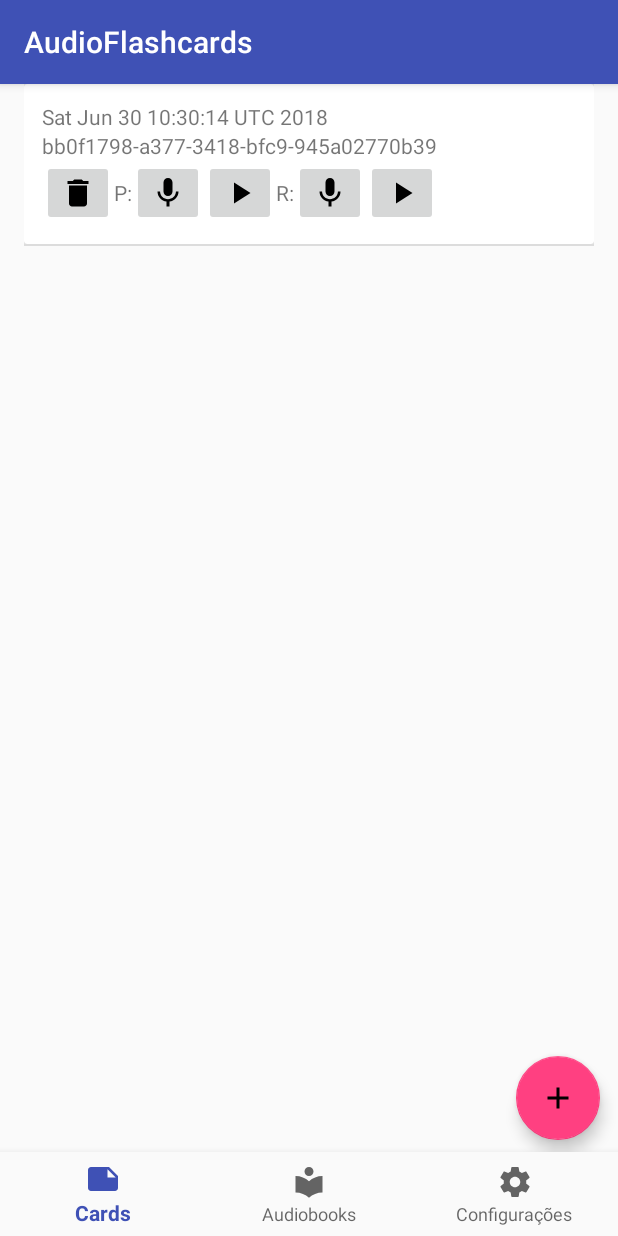
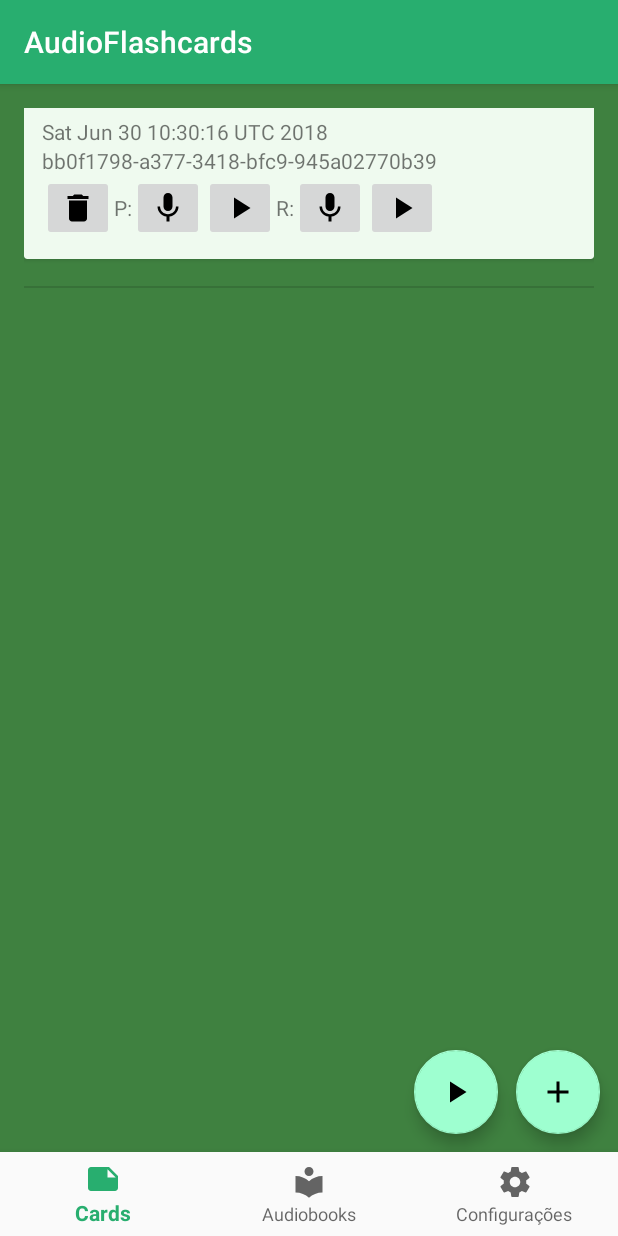
Before and after one commit to rpagliuca/android-audio-flashcards, an Android app: the screen it shows after launch (CardsActivity), after a tap on an icon or button, on a phone screen of 412 x 824 dp. Run offline under Robolectric (Android 15) with nearby library versions, the phone set to English and light mode, and no system bars; our stand-ins replace Room's generated code.

Commit message:
feat: Layout change

```diff
--- a/app/src/main/java/br/com/devser/audioflashcards/business/AudioRecord.java
+++ b/app/src/main/java/br/com/devser/audioflashcards/business/AudioRecord.java
@@ -82,7 +82,9 @@ public class AudioRecord {
         mRecorder = new MediaRecorder();
         mRecorder.setAudioSource(MediaRecorder.AudioSource.MIC);
         mRecorder.setOutputFormat(MediaRecorder.OutputFormat.THREE_GPP);
+//        mRecorder.setOutputFormat(MediaRecorder.OutputFormat.MPEG_4);
         mRecorder.setOutputFile(mFileName);
+//        mRecorder.setAudioEncoder(MediaRecorder.AudioEncoder.AAC_ELD);
         mRecorder.setAudioEncoder(MediaRecorder.AudioEncoder.AMR_NB);
 
         try {
--- a/app/src/main/java/br/com/devser/audioflashcards/business/CardAdapter.java
+++ b/app/src/main/java/br/com/devser/audioflashcards/business/CardAdapter.java
@@ -52,10 +52,10 @@ public class CardAdapter extends BaseAdapter {
         final AudioRecord audioRecordAnswer = new AudioRecord(act, card.getId() + "_answer");
 
         /* Print values */
-        if (card.getDate() != null) {
-            ((TextView) view.findViewById(R.id.date)).setText(card.getDate().toString());
+        if (card.getDateCreated() != null) {
+            ((TextView) view.findViewById(R.id.date)).setText(card.getDateCreated().toString());
         }
-        ((TextView) view.findViewById(R.id.note)).setText(card.getNote());
+        ((TextView) view.findViewById(R.id.note)).setText(card.getTextNote());
 
         /* Delete button */
         (view.findViewById(R.id.btn_delete)).setOnClickListener(new View.OnClickListener() {
--- a/app/src/main/java/br/com/devser/audioflashcards/business/CardPlayer.java
+++ b/app/src/main/java/br/com/devser/audioflashcards/business/CardPlayer.java
@@ -43,6 +43,9 @@ public class CardPlayer  {
 
     public void playNext() {
         refreshDb();
+        if (cards.size() == 0) {
+            return;
+        }
         if (currentCardId == null | currentAudioType == null) {
             currentListPos = 0;
             currentAudioType = "question";
@@ -61,6 +64,9 @@ public class CardPlayer  {
 
     public void playPrevious() {
         refreshDb();
+        if (cards.size() == 0) {
+            return;
+        }
         if (currentCardId == null | currentAudioType == null) {
             currentListPos = cards.size() - 1;
             currentAudioType = "question";
@@ -80,11 +86,20 @@ public class CardPlayer  {
         if (currentCardId == null | currentAudioType == null) {
             return;
         }
+        if (cards.size() == 0) {
+            return;
+        }
         this.playFile(this.getFilename(this.currentCardId, this.currentAudioType));
     }
 
     private void refreshDb() {
         this.cards = db.cardDao().getAll();
+        if (this.cards.size() == 0) {
+            this.currentListPos = null;
+        }
+        if (this.currentListPos != null) {
+            this.currentListPos = this.currentListPos % cards.size();
+        }
     }
 
     public void playFile(String fileName) {
--- a/app/src/main/java/br/com/devser/audioflashcards/controller/CardsActivity.java
+++ b/app/src/main/java/br/com/devser/audioflashcards/controller/CardsActivity.java
@@ -29,6 +29,7 @@ public class CardsActivity extends BaseActivity {
 
     private static final String LOG_TAG = "CardsActivity";
     public AppDatabase db;
+    public MediaButtonIntentReceiver mMediaButtonReceiver;
 
     @Override
     public int getContentViewId() {
@@ -57,11 +58,18 @@ public class CardsActivity extends BaseActivity {
             public void onClick(View v) {
                 Card card = new Card();
                 card.setId(UUID.randomUUID().toString());
-                card.setNote(card.getId());
-                card.setDate(Calendar.getInstance().getTime());
+                card.setTextNote(card.getId());
+                card.setDateCreated(Calendar.getInstance().getTime());
                 db.cardDao().insertAll(card);
                 refreshList();
+                            }
+        });
 
+        /* Play button */
+        findViewById(R.id.fab2).setOnClickListener( new View.OnClickListener() {
+            @Override
+            public void onClick(View v) {
+                mMediaButtonReceiver.triggerClick(v.getContext());
             }
         });
 
@@ -75,7 +83,7 @@ public class CardsActivity extends BaseActivity {
         IntentFilter mediaFilter = new IntentFilter(Intent.ACTION_MEDIA_BUTTON);
         mediaFilter.setPriority(IntentFilter.SYSTEM_HIGH_PRIORITY);
         /* Intent receiver */
-        MediaButtonIntentReceiver mMediaButtonReceiver = new MediaButtonIntentReceiver();
+        mMediaButtonReceiver = new MediaButtonIntentReceiver();
         registerReceiver(mMediaButtonReceiver, mediaFilter);
         /* Second attempt */
         AudioManager mAudioManager = (AudioManager) getBaseContext().getSystemService(Context.AUDIO_SERVICE);
--- a/app/src/main/java/br/com/devser/audioflashcards/controller/MediaButtonIntentReceiver.java
+++ b/app/src/main/java/br/com/devser/audioflashcards/controller/MediaButtonIntentReceiver.java
@@ -37,6 +37,15 @@ public class MediaButtonIntentReceiver extends BroadcastReceiver {
             int action = event.getAction();
             if (action == KeyEvent.ACTION_DOWN) {
                 log("onKeyDown");
+                triggerClick(context);
+
+            }
+        }
+
+    }
+
+    public void triggerClick(final Context context)
+    {
         Long elapsedTime;
         if (lastTime == null) {
             lastTime = System.currentTimeMillis();
@@ -49,7 +58,6 @@ public class MediaButtonIntentReceiver extends BroadcastReceiver {
             handler.removeCallbacksAndMessages(null);
         }
         clickCount++;
-                log("Key pressed (" + clickCount + "): " + event.getKeyCode());
         handler.postDelayed(
                 new Runnable() {
                     public void run() {
@@ -59,10 +67,6 @@ public class MediaButtonIntentReceiver extends BroadcastReceiver {
                 },
                 MAX_ELAPSED_TIME
         );
-
-            }
-        }
-
         if (isOrderedBroadcast()) {
             abortBroadcast();
         }
--- a/app/src/main/java/br/com/devser/audioflashcards/db/AppDatabase.java
+++ b/app/src/main/java/br/com/devser/audioflashcards/db/AppDatabase.java
@@ -4,7 +4,7 @@ import android.arch.persistence.room.Database;
 import android.arch.persistence.room.RoomDatabase;
 import android.arch.persistence.room.TypeConverters;
 
-@Database(entities = {Card.class}, version = 4, exportSchema = false)
+@Database(entities = {Card.class}, version = 5, exportSchema = false)
 @TypeConverters({Converters.class})
 public abstract class AppDatabase extends RoomDatabase {
     public abstract CardDao cardDao();
--- a/app/src/main/java/br/com/devser/audioflashcards/db/Card.java
+++ b/app/src/main/java/br/com/devser/audioflashcards/db/Card.java
@@ -15,9 +15,15 @@ public class Card {
     @NonNull
     private String id;
 
-    private String note;
+    private String textNote;
 
-    private Date date;
+    private String filePositionId;
+
+    private Date dateCreated;
+
+    private Date dateModified;
+
+    private Integer status;
 
     @NonNull
     public String getId() {
@@ -28,19 +34,43 @@ public class Card {
         this.id = id;
     }
 
-    public String getNote() {
-        return note;
+    public String getTextNote() {
+        return textNote;
     }
 
-    public void setNote(String note) {
-        this.note = note;
+    public void setTextNote(String textNote) {
+        this.textNote = textNote;
     }
 
-    public Date getDate() {
-        return date;
+    public String getFilePositionId() {
+        return filePositionId;
     }
 
-    public void setDate(Date date) {
-        this.date = date;
+    public void setFilePositionId(String filePositionId) {
+        this.filePositionId = filePositionId;
+    }
+
+    public Date getDateCreated() {
+        return dateCreated;
+    }
+
+    public void setDateCreated(Date dateCreated) {
+        this.dateCreated = dateCreated;
+    }
+
+    public Date getDateModified() {
+        return dateModified;
+    }
+
+    public void setDateModified(Date dateModified) {
+        this.dateModified = dateModified;
+    }
+
+    public Integer getStatus() {
+        return status;
+    }
+
+    public void setStatus(Integer status) {
+        this.status = status;
     }
 }
--- a/app/src/main/java/br/com/devser/audioflashcards/db/CardDao.java
+++ b/app/src/main/java/br/com/devser/audioflashcards/db/CardDao.java
@@ -9,7 +9,7 @@ import java.util.List;
 
 @Dao
 public interface CardDao {
-    @Query("SELECT * FROM card ORDER BY date DESC")
+    @Query("SELECT * FROM card ORDER BY dateCreated DESC")
     List<Card> getAll();
 
     @Insert
--- a/app/src/main/res/layout/activity_cards.xml
+++ b/app/src/main/res/layout/activity_cards.xml
@@ -6,28 +6,52 @@
     android:layout_width="match_parent"
     android:layout_height="match_parent"
     app:layout_insetEdge="bottom"
+    android:background="@color/colorPrimary"
     tools:context=".controller.CardsActivity">
+
+    <android.support.constraint.ConstraintLayout
+        android:layout_width="match_parent"
+        android:background="@color/colorPrimaryDark"
+        android:layout_height="0dp"
+        app:layout_constraintBottom_toTopOf="@id/navigation"
+        app:layout_constraintTop_toTopOf="parent"
+        >
 
         <ListView xmlns:android="http://schemas.android.com/apk/res/android"
             android:id="@+id/list"
             android:layout_width="match_parent"
             android:layout_height="match_parent"
+            android:orientation="vertical"
+            android:paddingTop="16dp"
             android:paddingLeft="16dp"
             android:paddingRight="16dp"
-        android:orientation="vertical" >
-    </ListView>
+            android:paddingBottom="80dp"
+            android:elevation="0dp"
+            ></ListView>
+
+        <android.support.design.widget.FloatingActionButton
+            android:id="@+id/fab2"
+            android:layout_width="wrap_content"
+            android:layout_height="wrap_content"
+            android:layout_gravity="bottom|right"
+            android:layout_marginBottom="12dp"
+            android:layout_marginRight="12dp"
+            android:src="@drawable/ic_play_arrow_black_24dp"
+            app:layout_constraintBottom_toBottomOf="parent"
+            app:layout_constraintRight_toLeftOf="@id/fab" />
 
         <android.support.design.widget.FloatingActionButton
             android:id="@+id/fab"
             android:layout_width="wrap_content"
             android:layout_height="wrap_content"
             android:layout_gravity="bottom|right"
+            android:layout_marginBottom="12dp"
+            android:layout_marginRight="12dp"
             android:src="@drawable/ic_add_black_24dp"
-        android:layout_marginRight="12dp"
-        android:layout_marginBottom="64dp"
-        app:layout_constraintRight_toRightOf="parent"
             app:layout_constraintBottom_toBottomOf="parent"
-        />
+            app:layout_constraintRight_toRightOf="parent" />
+
+    </android.support.constraint.ConstraintLayout>
 
     <android.support.design.widget.BottomNavigationView
         android:id="@+id/navigation"
--- a/app/src/main/res/layout/cardview_card.xml
+++ b/app/src/main/res/layout/cardview_card.xml
@@ -2,6 +2,13 @@
 <android.support.constraint.ConstraintLayout
     xmlns:android="http://schemas.android.com/apk/res/android" android:layout_width="match_parent"
     android:layout_height="match_parent" android:layout_marginBottom="12dp">
+
+    <FrameLayout xmlns:android="http://schemas.android.com/apk/res/android"
+        xmlns:tools="http://schemas.android.com/tools"
+        android:layout_width="match_parent"
+        android:layout_height="wrap_content"
+        android:elevation="0dp"
+        >
 
         <!-- A CardView that contains a TextView -->
         <android.support.v7.widget.CardView
@@ -10,9 +17,9 @@
             android:layout_gravity="center"
             android:layout_width="match_parent"
             android:layout_height="wrap_content"
-        android:padding="12dp"
             android:layout_marginBottom="12dp"
             card_view:contentPadding="12dp"
+            android:backgroundTint="@color/cardColor"
             >
 
             <LinearLayout
@@ -102,4 +109,6 @@
 
         </android.support.v7.widget.CardView>
 
+    </FrameLayout>
+
 </android.support.constraint.ConstraintLayout>
--- a/app/src/main/res/values/colors.xml
+++ b/app/src/main/res/values/colors.xml
@@ -1,6 +1,7 @@
 <?xml version="1.0" encoding="utf-8"?>
 <resources>
-    <color name="colorPrimary">#3F51B5</color>
-    <color name="colorPrimaryDark">#303F9F</color>
-    <color name="colorAccent">#FF4081</color>
+    <color name="colorPrimary">#28ae6f</color>
+    <color name="colorPrimaryDark">#3f8140</color>
+    <color name="colorAccent">#9effd0</color>
+    <color name="cardColor">#effaef</color>
 </resources>
```
Lines whose indentation alone changed are shown as unchanged.
